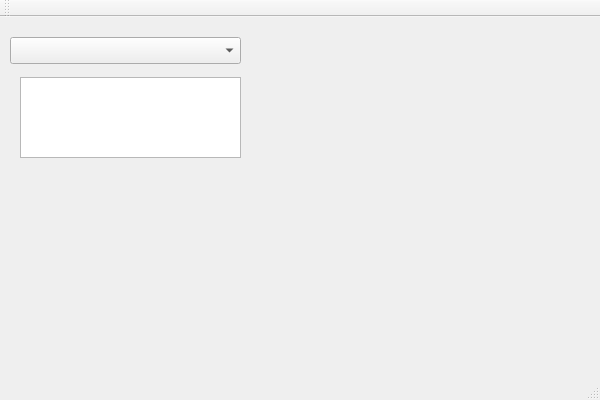
Before: the Qt Designer form WorkGit/mainwindow.ui in ammckellar/ESPv2.0, drawn with Qt 5.
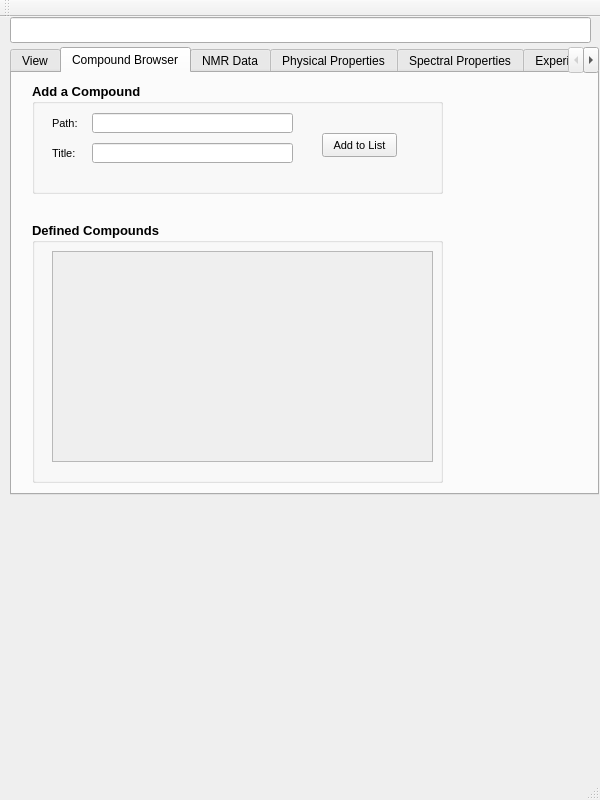
After: the same form once the commit is applied. The open tabs and pages were chosen to show the change.

The edit to the form file:
```diff
--- a/WorkGit/mainwindow.ui
+++ b/WorkGit/mainwindow.ui
@@ -7,30 +7,429 @@
     <x>0</x>
     <y>0</y>
     <width>600</width>
-    <height>400</height>
+    <height>800</height>
    </rect>
   </property>
   <property name="windowTitle">
    <string>MainWindow</string>
   </property>
   <widget class="QWidget" name="centralWidget">
-   <widget class="QComboBox" name="comboBox">
+   <widget class="QTabWidget" name="tabWidget">
     <property name="geometry">
      <rect>
       <x>10</x>
-      <y>20</y>
-      <width>231</width>
-      <height>27</height>
+      <y>30</y>
+      <width>589</width>
+      <height>448</height>
      </rect>
     </property>
+    <property name="maximumSize">
+     <size>
+      <width>16777215</width>
+      <height>16777200</height>
+     </size>
+    </property>
+    <property name="focusPolicy">
+     <enum>Qt::ClickFocus</enum>
+    </property>
+    <property name="currentIndex">
+     <number>0</number>
+    </property>
+    <widget class="QWidget" name="tab">
+     <attribute name="title">
+      <string>View</string>
+     </attribute>
+     <widget class="QComboBox" name="comboBox">
+      <property name="geometry">
+       <rect>
+        <x>60</x>
+        <y>20</y>
+        <width>311</width>
+        <height>22</height>
+       </rect>
+      </property>
+     </widget>
+     <widget class="QGroupBox" name="groupBox_6">
+      <property name="geometry">
+       <rect>
+        <x>399</x>
+        <y>19</y>
+        <width>181</width>
+        <height>401</height>
+       </rect>
+      </property>
+      <property name="font">
+       <font>
+        <pointsize>10</pointsize>
+        <weight>75</weight>
+        <bold>true</bold>
+       </font>
+      </property>
+      <property name="title">
+       <string>Checklist</string>
+      </property>
+     </widget>
+     <widget class="QListView" name="listView">
+      <property name="geometry">
+       <rect>
+        <x>415</x>
+        <y>41</y>
+        <width>151</width>
+        <height>361</height>
+       </rect>
+      </property>
+     </widget>
+     <widget class="QSpinBox" name="spinBox">
+      <property name="geometry">
+       <rect>
+        <x>10</x>
+        <y>20</y>
+        <width>41</width>
+        <height>21</height>
+       </rect>
+      </property>
+     </widget>
+     <widget class="QLabel" name="label">
+      <property name="geometry">
+       <rect>
+        <x>10</x>
+        <y>360</y>
+        <width>81</width>
+        <height>16</height>
+       </rect>
+      </property>
+      <property name="text">
+       <string>Notebook code:</string>
+      </property>
+     </widget>
+     <widget class="QPlainTextEdit" name="plainTextEdit">
+      <property name="geometry">
+       <rect>
+        <x>230</x>
+        <y>330</y>
+        <width>141</width>
+        <height>81</height>
+       </rect>
+      </property>
+     </widget>
+     <widget class="QTextEdit" name="textEdit">
+      <property name="geometry">
+       <rect>
+        <x>193</x>
+        <y>270</y>
+        <width>181</width>
+        <height>31</height>
+       </rect>
+      </property>
+     </widget>
+     <widget class="QLabel" name="label_4">
+      <property name="geometry">
+       <rect>
+        <x>90</x>
+        <y>270</y>
+        <width>101</width>
+        <height>31</height>
+       </rect>
+      </property>
+      <property name="text">
+       <string>compound list</string>
+      </property>
+     </widget>
+     <widget class="QGraphicsView" name="graphicsView">
+      <property name="geometry">
+       <rect>
+        <x>25</x>
+        <y>71</y>
+        <width>311</width>
+        <height>171</height>
+       </rect>
+      </property>
+     </widget>
+    </widget>
+    <widget class="QWidget" name="tab_2">
+     <attribute name="title">
+      <string>Compound Browser</string>
+     </attribute>
+     <widget class="QGroupBox" name="groupBox_4">
+      <property name="geometry">
+       <rect>
+        <x>20</x>
+        <y>10</y>
+        <width>411</width>
+        <height>111</height>
+       </rect>
+      </property>
+      <property name="font">
+       <font>
+        <pointsize>10</pointsize>
+        <weight>75</weight>
+        <bold>true</bold>
+       </font>
+      </property>
+      <property name="title">
+       <string>Add a Compound</string>
+      </property>
+      <widget class="QLabel" name="label_3">
+       <property name="geometry">
+        <rect>
+         <x>20</x>
+         <y>60</y>
+         <width>31</width>
+         <height>20</height>
+        </rect>
+       </property>
+       <property name="font">
+        <font>
+         <pointsize>8</pointsize>
+         <weight>50</weight>
+         <bold>false</bold>
+        </font>
+       </property>
+       <property name="text">
+        <string>Title:</string>
+       </property>
+      </widget>
+      <widget class="QLineEdit" name="lineEdit_3">
+       <property name="geometry">
+        <rect>
+         <x>60</x>
+         <y>60</y>
+         <width>201</width>
+         <height>20</height>
+        </rect>
+       </property>
+      </widget>
+      <widget class="QPushButton" name="pushButton">
+       <property name="geometry">
+        <rect>
+         <x>290</x>
+         <y>50</y>
+         <width>75</width>
+         <height>24</height>
+        </rect>
+       </property>
+       <property name="font">
+        <font>
+         <pointsize>8</pointsize>
+         <weight>50</weight>
+         <bold>false</bold>
+        </font>
+       </property>
+       <property name="text">
+        <string>Add to List</string>
+       </property>
+      </widget>
+      <widget class="QLabel" name="label_2">
+       <property name="geometry">
+        <rect>
+         <x>20</x>
+         <y>30</y>
+         <width>31</width>
+         <height>21</height>
+        </rect>
+       </property>
+       <property name="font">
+        <font>
+         <pointsize>8</pointsize>
+         <weight>50</weight>
+         <bold>false</bold>
+        </font>
+       </property>
+       <property name="text">
+        <string>Path:</string>
+       </property>
+      </widget>
+      <widget class="QLineEdit" name="lineEdit">
+       <property name="geometry">
+        <rect>
+         <x>60</x>
+         <y>30</y>
+         <width>201</width>
+         <height>20</height>
+        </rect>
+       </property>
+      </widget>
+     </widget>
+     <widget class="QGroupBox" name="groupBox_5">
+      <property name="geometry">
+       <rect>
+        <x>20</x>
+        <y>149</y>
+        <width>411</width>
+        <height>261</height>
+       </rect>
+      </property>
+      <property name="font">
+       <font>
+        <pointsize>10</pointsize>
+        <weight>75</weight>
+        <bold>true</bold>
+       </font>
+      </property>
+      <property name="title">
+       <string>Defined Compounds</string>
+      </property>
+      <widget class="QScrollArea" name="scrollArea">
+       <property name="geometry">
+        <rect>
+         <x>20</x>
+         <y>29</y>
+         <width>381</width>
+         <height>211</height>
+        </rect>
+       </property>
+       <property name="widgetResizable">
+        <bool>true</bool>
+       </property>
+       <widget class="QWidget" name="scrollAreaWidgetContents">
+        <property name="geometry">
+         <rect>
+          <x>0</x>
+          <y>0</y>
+          <width>379</width>
+          <height>209</height>
+         </rect>
+        </property>
+       </widget>
+      </widget>
+     </widget>
+    </widget>
+    <widget class="QWidget" name="tab_3">
+     <attribute name="title">
+      <string>NMR Data</string>
+     </attribute>
+     <widget class="QGroupBox" name="groupBox">
+      <property name="geometry">
+       <rect>
+        <x>20</x>
+        <y>30</y>
+        <width>171</width>
+        <height>331</height>
+       </rect>
+      </property>
+      <property name="title">
+       <string>H NMR Data</string>
+      </property>
+      <widget class="QScrollArea" name="scrollArea_2">
+       <property name="geometry">
+        <rect>
+         <x>20</x>
+         <y>39</y>
+         <width>120</width>
+         <height>271</height>
+        </rect>
+       </property>
+       <property name="widgetResizable">
+        <bool>true</bool>
+       </property>
+       <widget class="QWidget" name="scrollAreaWidgetContents_2">
+        <property name="geometry">
+         <rect>
+          <x>0</x>
+          <y>0</y>
+          <width>118</width>
+          <height>269</height>
+         </rect>
+        </property>
+       </widget>
+      </widget>
+     </widget>
+     <widget class="QGroupBox" name="groupBox_2">
+      <property name="geometry">
+       <rect>
+        <x>210</x>
+        <y>30</y>
+        <width>171</width>
+        <height>331</height>
+       </rect>
+      </property>
+      <property name="title">
+       <string>C NMR Data</string>
+      </property>
+      <widget class="QScrollArea" name="scrollArea_3">
+       <property name="geometry">
+        <rect>
+         <x>20</x>
+         <y>39</y>
+         <width>120</width>
+         <height>271</height>
+        </rect>
+       </property>
+       <property name="widgetResizable">
+        <bool>true</bool>
+       </property>
+       <widget class="QWidget" name="scrollAreaWidgetContents_3">
+        <property name="geometry">
+         <rect>
+          <x>0</x>
+          <y>0</y>
+          <width>118</width>
+          <height>269</height>
+         </rect>
+        </property>
+       </widget>
+      </widget>
+     </widget>
+     <widget class="QGroupBox" name="groupBox_3">
+      <property name="geometry">
+       <rect>
+        <x>400</x>
+        <y>30</y>
+        <width>171</width>
+        <height>331</height>
+       </rect>
+      </property>
+      <property name="title">
+       <string>H MMR Data</string>
+      </property>
+      <widget class="QScrollArea" name="scrollArea_4">
+       <property name="geometry">
+        <rect>
+         <x>20</x>
+         <y>39</y>
+         <width>120</width>
+         <height>271</height>
+        </rect>
+       </property>
+       <property name="widgetResizable">
+        <bool>true</bool>
+       </property>
+       <widget class="QWidget" name="scrollAreaWidgetContents_4">
+        <property name="geometry">
+         <rect>
+          <x>0</x>
+          <y>0</y>
+          <width>118</width>
+          <height>269</height>
+         </rect>
+        </property>
+       </widget>
+      </widget>
+     </widget>
+    </widget>
+    <widget class="QWidget" name="tab_5">
+     <attribute name="title">
+      <string>Physical Properties</string>
+     </attribute>
+    </widget>
+    <widget class="QWidget" name="tab_4">
+     <attribute name="title">
+      <string>Spectral Properties</string>
+     </attribute>
+    </widget>
+    <widget class="QWidget" name="tab_6">
+     <attribute name="title">
+      <string>Experimental </string>
+     </attribute>
+    </widget>
    </widget>
-   <widget class="QTextEdit" name="textEdit">
+   <widget class="QLineEdit" name="lineEdit_2">
     <property name="geometry">
      <rect>
-      <x>20</x>
-      <y>60</y>
-      <width>221</width>
-      <height>81</height>
+      <x>10</x>
+      <y>0</y>
+      <width>581</width>
+      <height>26</height>
      </rect>
     </property>
    </widget>
```
